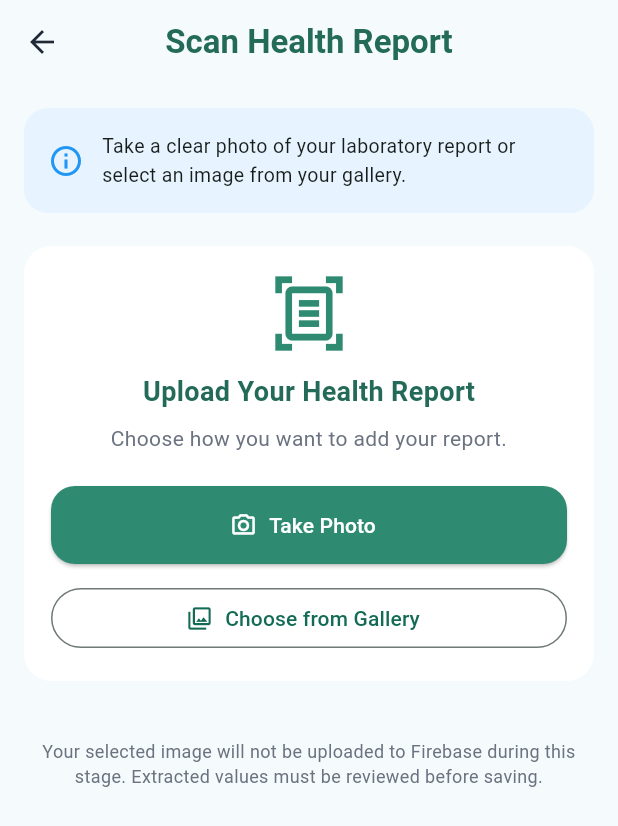
After one commit to tpramuditha/nutriguard_app, a Flutter app: the ScanHealthReportPage screen opened by its route, after a tap on "Take Photo", on a phone screen of 412 x 824 dp. The commit adds this screen. Shown: the top 826 px of the screen. Run offline on Flutter 3.47's test engine with Material 3 defaults, Android fonts, the phone set to English and light mode, and no system bars; our stand-ins replace firebase_auth, firebase_core, image_picker; accounts and stored records are empty.

Commit message:
Implement health report camera and gallery selection

```diff
--- a/nutriguard_app/lib/app/routes/app_routes.dart
+++ b/nutriguard_app/lib/app/routes/app_routes.dart
@@ -10,6 +10,7 @@ import '../../features/health/presentation/pages/health_profile_page.dart';
 import '../../features/health/presentation/pages/log_health_marker_page.dart';
 import '../../features/health/presentation/pages/add_health_report_page.dart';
 import '../../features/health/presentation/pages/confirm_detected_values_page.dart';
+import '../../features/health/presentation/pages/scan_health_report_page.dart';
 import 'route_names.dart';
 
 class AppRoutes {
@@ -49,6 +50,9 @@ class AppRoutes {
           builder: (_) => const ConfirmDetectedValuesPage(),
         );
 
+      case RouteNames.scanHealthReport:
+        return MaterialPageRoute(builder: (_) => const ScanHealthReportPage());
+
       default:
         return MaterialPageRoute(
           builder: (_) =>
--- a/nutriguard_app/lib/app/routes/route_names.dart
+++ b/nutriguard_app/lib/app/routes/route_names.dart
@@ -16,4 +16,5 @@ class RouteNames {
   static const String logHealthMarker = '/log-health-marker';
   static const String addHealthReport = '/add-health-report';
   static const String confirmDetectedValues = '/confirm-detected-values';
+  static const String scanHealthReport = '/scan-health-report';
 }
--- a/nutriguard_app/lib/features/health/presentation/pages/health_profile_page.dart
+++ b/nutriguard_app/lib/features/health/presentation/pages/health_profile_page.dart
@@ -278,7 +278,7 @@ class _HealthProfilePageState extends State<HealthProfilePage> {
 
             OutlinedButton.icon(
               onPressed: () {
-                Navigator.pushNamed(context, RouteNames.confirmDetectedValues);
+                Navigator.pushNamed(context, RouteNames.scanHealthReport);
               },
               icon: const Icon(Icons.document_scanner_outlined),
               label: const Text('Scan Blood Report (Auto-fill)'),
--- /dev/null
+++ b/nutriguard_app/lib/features/health/presentation/pages/scan_health_report_page.dart
@@ -0,0 +1,255 @@
+import 'dart:io';
+
+import 'package:flutter/material.dart';
+import 'package:image_picker/image_picker.dart';
+
+import '../../../../app/theme/app_colors.dart';
+
+class ScanHealthReportPage extends StatefulWidget {
+  const ScanHealthReportPage({super.key});
+
+  @override
+  State<ScanHealthReportPage> createState() => _ScanHealthReportPageState();
+}
+
+class _ScanHealthReportPageState extends State<ScanHealthReportPage> {
+  final ImagePicker _imagePicker = ImagePicker();
+
+  XFile? _selectedImage;
+  bool _isPickingImage = false;
+
+  Future<void> _pickImage(ImageSource source) async {
+    if (_isPickingImage) return;
+
+    setState(() {
+      _isPickingImage = true;
+    });
+
+    try {
+      final image = await _imagePicker.pickImage(
+        source: source,
+        imageQuality: 85,
+      );
+
+      if (!mounted) return;
+
+      if (image != null) {
+        setState(() {
+          _selectedImage = image;
+        });
+      }
+    } catch (error) {
+      if (!mounted) return;
+
+      ScaffoldMessenger.of(context).showSnackBar(
+        const SnackBar(
+          content: Text('Unable to select image. Please try again.'),
+        ),
+      );
+    } finally {
+      if (mounted) {
+        setState(() {
+          _isPickingImage = false;
+        });
+      }
+    }
+  }
+
+  void _removeImage() {
+    setState(() {
+      _selectedImage = null;
+    });
+  }
+
+  void _showComingSoon() {
+    ScaffoldMessenger.of(context).showSnackBar(
+      const SnackBar(
+        content: Text('Report text extraction will be implemented next.'),
+      ),
+    );
+  }
+
+  @override
+  Widget build(BuildContext context) {
+    return Scaffold(
+      backgroundColor: const Color(0xFFF5FAFC),
+      appBar: AppBar(
+        title: const Text(
+          'Scan Health Report',
+          style: TextStyle(
+            color: AppColors.primaryDark,
+            fontWeight: FontWeight.bold,
+          ),
+        ),
+        centerTitle: true,
+        backgroundColor: const Color(0xFFF5FAFC),
+      ),
+      body: SingleChildScrollView(
+        padding: const EdgeInsets.all(16),
+        child: Column(
+          crossAxisAlignment: CrossAxisAlignment.stretch,
+          children: [
+            Container(
+              padding: const EdgeInsets.all(16),
+              decoration: BoxDecoration(
+                color: const Color(0xFFE7F4FF),
+                borderRadius: BorderRadius.circular(16),
+              ),
+              child: const Row(
+                children: [
+                  Icon(Icons.info_outline, color: Colors.blue),
+                  SizedBox(width: 12),
+                  Expanded(
+                    child: Text(
+                      'Take a clear photo of your laboratory '
+                      'report or select an image from your gallery.',
+                      style: TextStyle(fontSize: 13),
+                    ),
+                  ),
+                ],
+              ),
+            ),
+
+            const SizedBox(height: 22),
+
+            Container(
+              padding: const EdgeInsets.all(18),
+              decoration: BoxDecoration(
+                color: Colors.white,
+                borderRadius: BorderRadius.circular(18),
+              ),
+              child: Column(
+                children: [
+                  const Icon(
+                    Icons.document_scanner_outlined,
+                    size: 54,
+                    color: AppColors.primary,
+                  ),
+
+                  const SizedBox(height: 12),
+
+                  const Text(
+                    'Upload Your Health Report',
+                    style: TextStyle(
+                      fontSize: 18,
+                      fontWeight: FontWeight.bold,
+                      color: AppColors.primaryDark,
+                    ),
+                  ),
+
+                  const SizedBox(height: 8),
+
+                  const Text(
+                    'Choose how you want to add your report.',
+                    textAlign: TextAlign.center,
+                    style: TextStyle(color: AppColors.textSecondary),
+                  ),
+
+                  const SizedBox(height: 22),
+
+                  SizedBox(
+                    width: double.infinity,
+                    child: ElevatedButton.icon(
+                      onPressed: _isPickingImage
+                          ? null
+                          : () => _pickImage(ImageSource.camera),
+                      icon: const Icon(Icons.camera_alt_outlined),
+                      label: const Text('Take Photo'),
+                    ),
+                  ),
+
+                  const SizedBox(height: 12),
+
+                  SizedBox(
+                    width: double.infinity,
+                    child: OutlinedButton.icon(
+                      onPressed: _isPickingImage
+                          ? null
+                          : () => _pickImage(ImageSource.gallery),
+                      icon: const Icon(Icons.photo_library_outlined),
+                      label: const Text('Choose from Gallery'),
+                    ),
+                  ),
+                ],
+              ),
+            ),
+
+            const SizedBox(height: 22),
+
+            if (_selectedImage != null) ...[
+              Container(
+                padding: const EdgeInsets.all(16),
+                decoration: BoxDecoration(
+                  color: Colors.white,
+                  borderRadius: BorderRadius.circular(18),
+                ),
+                child: Column(
+                  crossAxisAlignment: CrossAxisAlignment.start,
+                  children: [
+                    const Text(
+                      'Selected Report Preview',
+                      style: TextStyle(
+                        fontSize: 17,
+                        fontWeight: FontWeight.bold,
+                        color: AppColors.primaryDark,
+                      ),
+                    ),
+
+                    const SizedBox(height: 14),
+
+                    ClipRRect(
+                      borderRadius: BorderRadius.circular(12),
+                      child: Image.file(
+                        File(_selectedImage!.path),
+                        width: double.infinity,
+                        height: 260,
+                        fit: BoxFit.contain,
+                        errorBuilder: (context, error, stackTrace) {
+                          return const Padding(
+                            padding: EdgeInsets.all(24),
+                            child: Text(
+                              'Unable to preview the selected image.',
+                            ),
+                          );
+                        },
+                      ),
+                    ),
+
+                    const SizedBox(height: 12),
+
+                    TextButton.icon(
+                      onPressed: _removeImage,
+                      icon: const Icon(Icons.delete_outline),
+                      label: const Text('Remove Image'),
+                    ),
+                  ],
+                ),
+              ),
+
+              const SizedBox(height: 20),
+
+              SizedBox(
+                height: 52,
+                child: ElevatedButton.icon(
+                  onPressed: _showComingSoon,
+                  icon: const Icon(Icons.document_scanner),
+                  label: const Text('Extract Report Values'),
+                ),
+              ),
+            ],
+
+            const SizedBox(height: 16),
+
+            const Text(
+              'Your selected image will not be uploaded '
+              'to Firebase during this stage. '
+              'Extracted values must be reviewed before saving.',
+              textAlign: TextAlign.center,
+              style: TextStyle(fontSize: 12, color: AppColors.textSecondary),
+            ),
+          ],
+        ),
+      ),
+    );
+  }
+}
--- a/nutriguard_app/pubspec.yaml
+++ b/nutriguard_app/pubspec.yaml
@@ -36,6 +36,7 @@ dependencies:
   cupertino_icons: ^1.0.8
   firebase_core: ^4.15.0
   firebase_auth: ^6.7.0
+  image_picker: ^1.2.4
 
 dev_dependencies:
   flutter_test:
```
Also changed, not shown: nutriguard_app/pubspec.lock, 5 other files.
